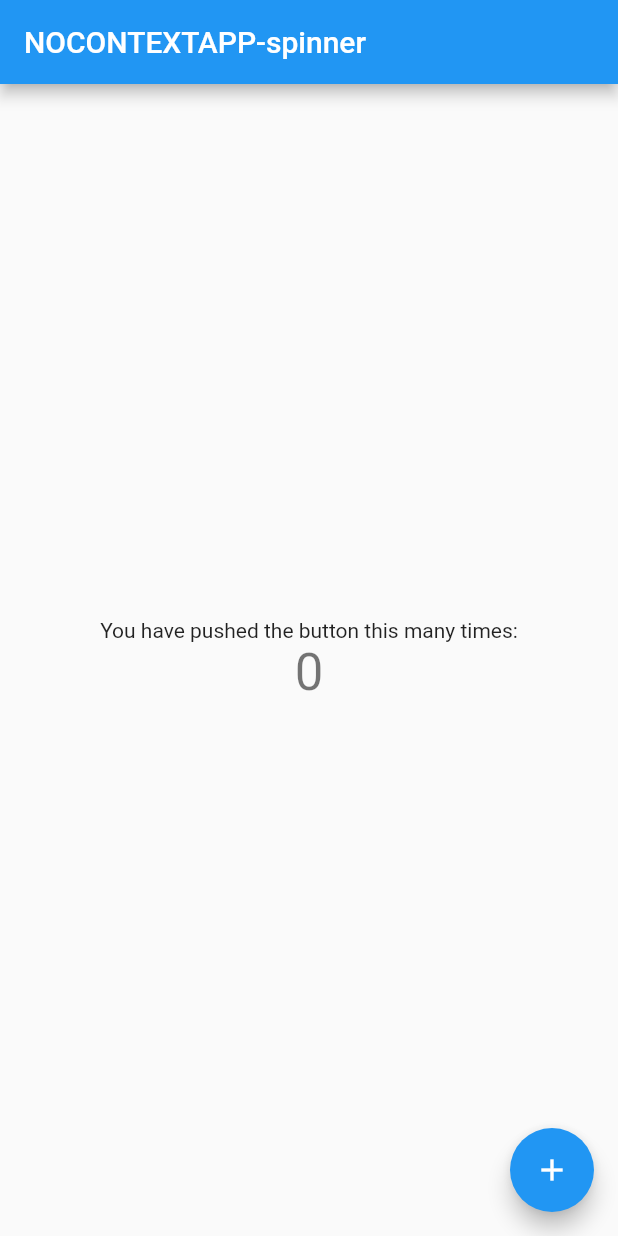
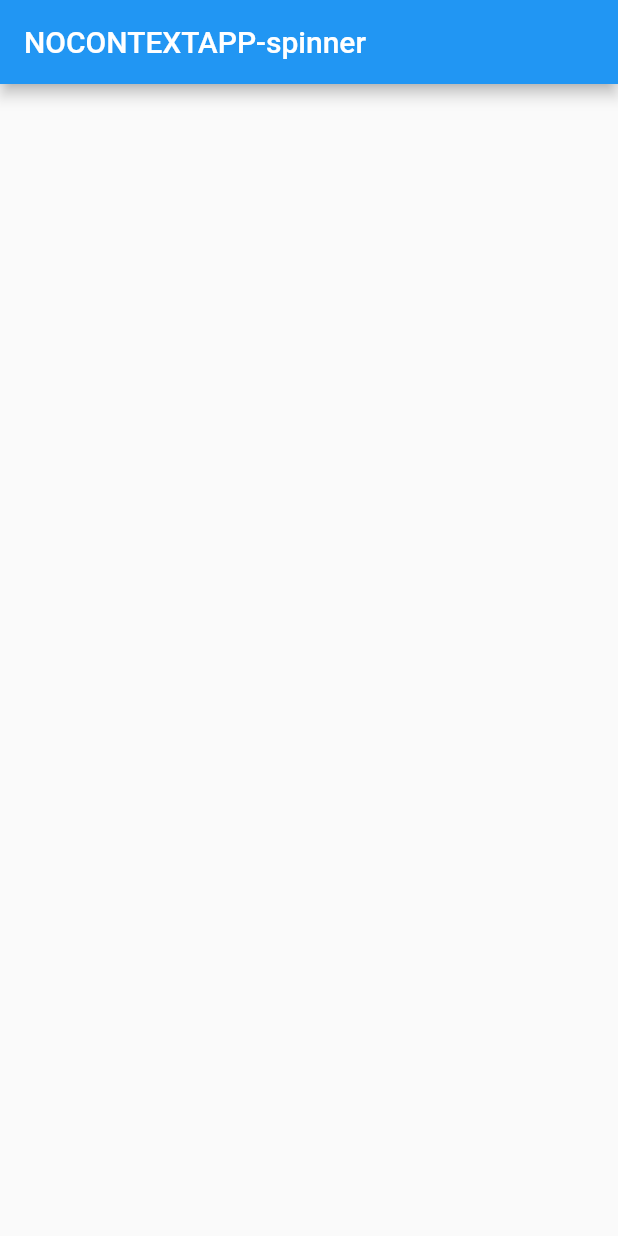
Before and after one commit to SanchitAjmera/NOCONTEXTSPORT, a Flutter app: the screen it shows after launch, on a phone screen of 412 x 824 dp. Run offline on Flutter 3.47's test engine with Material 2 defaults, Android fonts, the phone set to English and light mode, and no system bars.

Commit message:
cleaned original demo skeleton

```diff
--- a/src/App/noContextSportSpinner/lib/main.dart
+++ b/src/App/noContextSportSpinner/lib/main.dart
@@ -11,19 +11,7 @@ class MyApp extends StatelessWidget {
     return MaterialApp(
       title: 'Flutter Demo',
       theme: ThemeData(
-        // This is the theme of your application.
-        //
-        // Try running your application with "flutter run". You'll see the
-        // application has a blue toolbar. Then, without quitting the app, try
-        // changing the primarySwatch below to Colors.green and then invoke
-        // "hot reload" (press "r" in the console where you ran "flutter run",
-        // or simply save your changes to "hot reload" in a Flutter IDE).
-        // Notice that the counter didn't reset back to zero; the application
-        // is not restarted.
         primarySwatch: Colors.blue,
-        // This makes the visual density adapt to the platform that you run
-        // the app on. For desktop platforms, the controls will be smaller and
-        // closer together (more dense) than on mobile platforms.
         visualDensity: VisualDensity.adaptivePlatformDensity,
       ),
       home: MyHomePage(title: 'NOCONTEXTAPP-spinner '),
@@ -33,16 +21,6 @@ class MyApp extends StatelessWidget {
 
 class MyHomePage extends StatefulWidget {
   MyHomePage({Key key, this.title}) : super(key: key);
-
-  // This widget is the home page of your application. It is stateful, meaning
-  // that it has a State object (defined below) that contains fields that affect
-  // how it looks.
-
-  // This class is the configuration for the state. It holds the values (in this
-  // case the title) provided by the parent (in this case the App widget) and
-  // used by the build method of the State. Fields in a Widget subclass are
-  // always marked "final".
-
   final String title;
 
   @override
@@ -54,64 +32,20 @@ class _MyHomePageState extends State<MyHomePage> {
 
   void _incrementCounter() {
     setState(() {
-      // This call to setState tells the Flutter framework that something has
-      // changed in this State, which causes it to rerun the build method below
-      // so that the display can reflect the updated values. If we changed
-      // _counter without calling setState(), then the build method would not be
-      // called again, and so nothing would appear to happen.
       _counter++;
     });
   }
 
   @override
   Widget build(BuildContext context) {
-    // This method is rerun every time setState is called, for instance as done
-    // by the _incrementCounter method above.
-    //
-    // The Flutter framework has been optimized to make rerunning build methods
-    // fast, so that you can just rebuild anything that needs updating rather
-    // than having to individually change instances of widgets.
+
     return Scaffold(
       appBar: AppBar(
-        // Here we take the value from the MyHomePage object that was created by
-        // the App.build method, and use it to set our appbar title.
         title: Text(widget.title),
       ),
+
       body: Center(
-        // Center is a layout widget. It takes a single child and positions it
-        // in the middle of the parent.
-        child: Column(
-          // Column is also a layout widget. It takes a list of children and
-          // arranges them vertically. By default, it sizes itself to fit its
-          // children horizontally, and tries to be as tall as its parent.
-          //
-          // Invoke "debug painting" (press "p" in the console, choose the
-          // "Toggle Debug Paint" action from the Flutter Inspector in Android
-          // Studio, or the "Toggle Debug Paint" command in Visual Studio Code)
-          // to see the wireframe for each widget.
-          //
-          // Column has various properties to control how it sizes itself and
-          // how it positions its children. Here we use mainAxisAlignment to
-          // center the children vertically; the main axis here is the vertical
-          // axis because Columns are vertical (the cross axis would be
-          // horizontal).
-          mainAxisAlignment: MainAxisAlignment.center,
-          children: <Widget>[
-            Text(
-              'You have pushed the button this many times:',
-            ),
-            Text(
-              '$_counter',
-              style: Theme.of(context).textTheme.headline4,
-            ),
-          ],
-        ),
       ),
-      floatingActionButton: FloatingActionButton(
-        onPressed: _incrementCounter,
-        tooltip: 'Increment',
-        child: Icon(Icons.add),
-      ), // This trailing comma makes auto-formatting nicer for build methods.
     );
   }
 }
```
